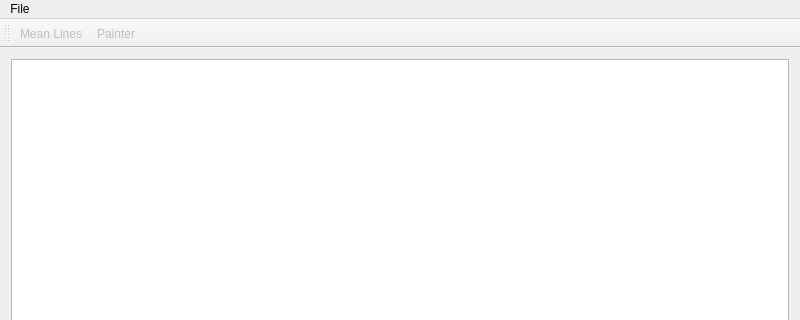
The window that SpeedSignDetectorViewer/mainwindow.ui (maltelenz/SpeedSignDetector) describes before a commit, drawn with Qt 5; both pictures show x 0 to 800 and y 0 to 320 of the 800 by 700 pixel window.
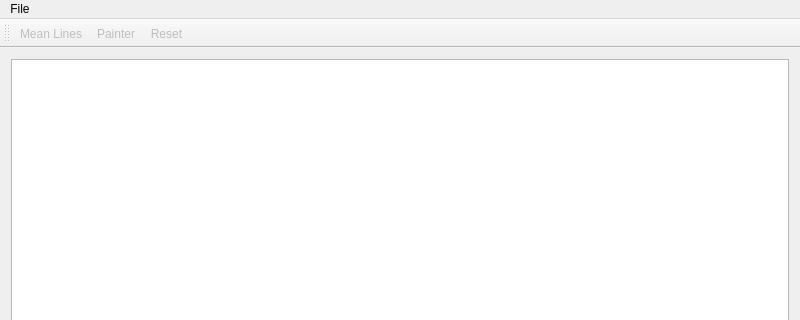
The same window after the commit.

Commit message: Reset button.

Diff of the .ui file:
```diff
--- a/SpeedSignDetectorViewer/mainwindow.ui
+++ b/SpeedSignDetectorViewer/mainwindow.ui
@@ -53,6 +53,7 @@
    </attribute>
    <addaction name="actionMean_Lines"/>
    <addaction name="actionPainter"/>
+   <addaction name="actionReset"/>
   </widget>
   <widget class="QStatusBar" name="statusBar"/>
   <action name="actionLoad_Image">
@@ -91,6 +92,17 @@
     <string>Paint Rectangle</string>
    </property>
   </action>
+  <action name="actionReset">
+   <property name="enabled">
+    <bool>false</bool>
+   </property>
+   <property name="text">
+    <string>Reset</string>
+   </property>
+   <property name="toolTip">
+    <string>Reset image</string>
+   </property>
+  </action>
  </widget>
  <layoutdefault spacing="6" margin="11"/>
  <resources/>
```
The commit also changes 2 other files.
